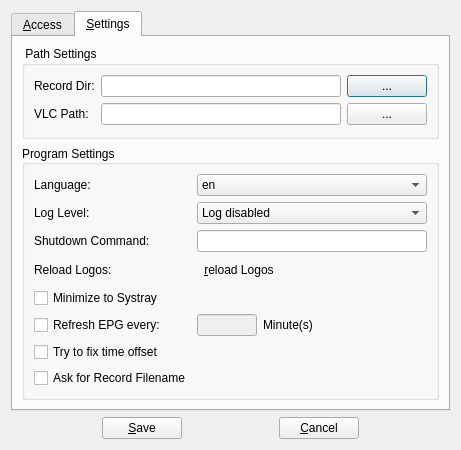
First picture: the form in vlc-record/csettingsdlg.ui, repository code-google-com/vlc-record, before the edit.
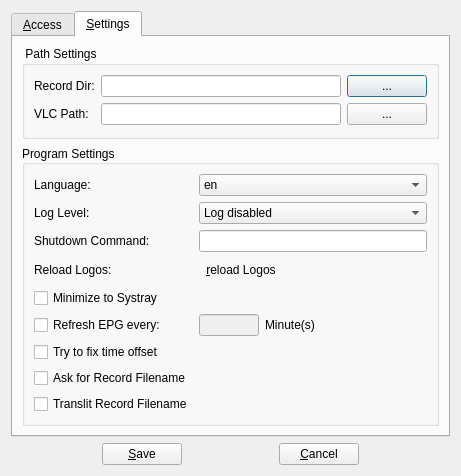
Second picture: the form after the edit. The open tabs and pages were chosen to show the change. Icons and pictures are not drawn.

Commit message: - remove spaces in save name if translit is enabled

```diff
--- a/vlc-record/csettingsdlg.ui
+++ b/vlc-record/csettingsdlg.ui
@@ -7,7 +7,7 @@
     <x>0</x>
     <y>0</y>
     <width>461</width>
-    <height>427</height>
+    <height>472</height>
    </rect>
   </property>
   <property name="windowTitle">
@@ -530,6 +530,13 @@
             </property>
            </widget>
           </item>
+          <item row="9" column="0">
+           <widget class="QCheckBox" name="checkTranslit">
+            <property name="text">
+             <string>Translit Record Filename</string>
+            </property>
+           </widget>
+          </item>
          </layout>
         </widget>
        </item>
```
The commit also changes 5 other files.
